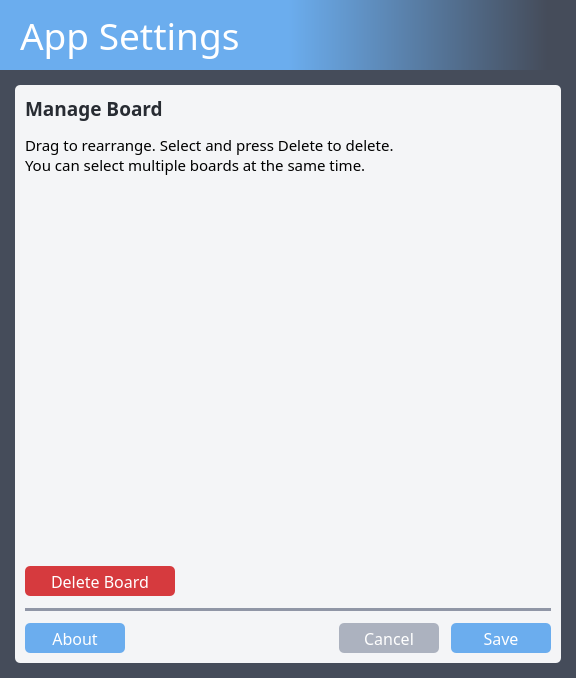
clockworksspheres/eisenban, file src/eisenban/ui/app_settings.ui: the form before one commit.
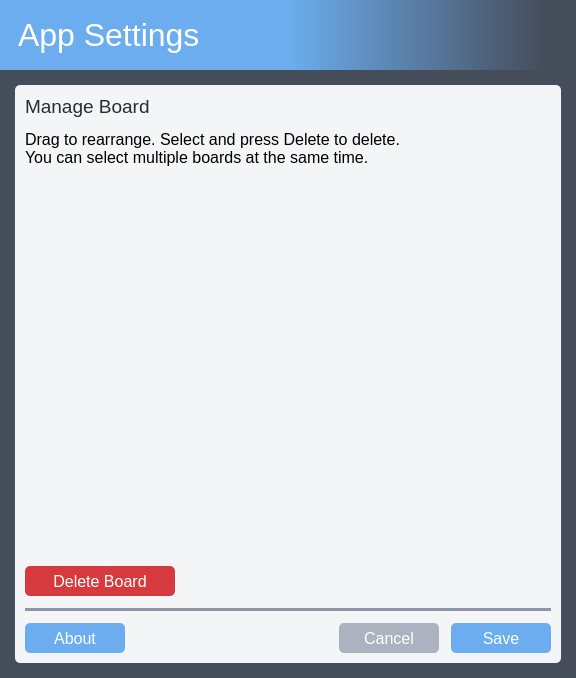
The form after the commit. Icons and pictures are not drawn.

The edit to the form file:
```diff
--- a/src/eisenban/ui/app_settings.ui
+++ b/src/eisenban/ui/app_settings.ui
@@ -59,8 +59,8 @@
       </property>
       <property name="font">
        <font>
-        <family>Torus Pro</family>
-        <pointsize>28</pointsize>
+        <family>Arimo</family>
+        <pointsize>24</pointsize>
        </font>
       </property>
       <property name="styleSheet">
@@ -124,9 +124,9 @@
                <widget class="QLabel" name="label_manage_board">
                 <property name="font">
                  <font>
-                  <family>Torus Pro</family>
+                  <family>Arimo</family>
                   <pointsize>14</pointsize>
-                  <bold>true</bold>
+                  <bold>false</bold>
                  </font>
                 </property>
                 <property name="styleSheet">
@@ -144,8 +144,8 @@
                <widget class="QLabel" name="label_manage_board_desc">
                 <property name="font">
                  <font>
-                  <family>Torus Pro</family>
-                  <pointsize>11</pointsize>
+                  <family>Arimo</family>
+                  <pointsize>12</pointsize>
                  </font>
                 </property>
                 <property name="text">
@@ -312,7 +312,7 @@
                   </property>
                   <property name="font">
                    <font>
-                    <family>Torus Pro</family>
+                    <family>Arimo</family>
                     <pointsize>12</pointsize>
                    </font>
                   </property>
@@ -404,7 +404,7 @@
               </property>
               <property name="font">
                <font>
-                <family>Torus Pro</family>
+                <family>Arimo</family>
                 <pointsize>12</pointsize>
                </font>
               </property>
@@ -466,7 +466,7 @@
               </property>
               <property name="font">
                <font>
-                <family>Torus Pro</family>
+                <family>Arimo</family>
                 <pointsize>12</pointsize>
                </font>
               </property>
@@ -515,7 +515,7 @@
               </property>
               <property name="font">
                <font>
-                <family>Torus Pro</family>
+                <family>Arimo</family>
                 <pointsize>12</pointsize>
                </font>
               </property>
```
Left out of the diff: 6 changed lines with no effect on the pictures.
